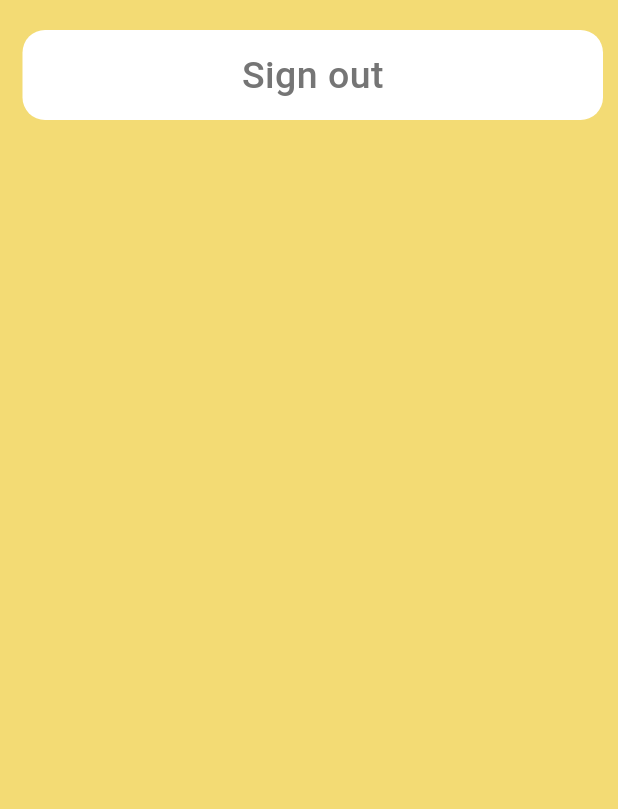
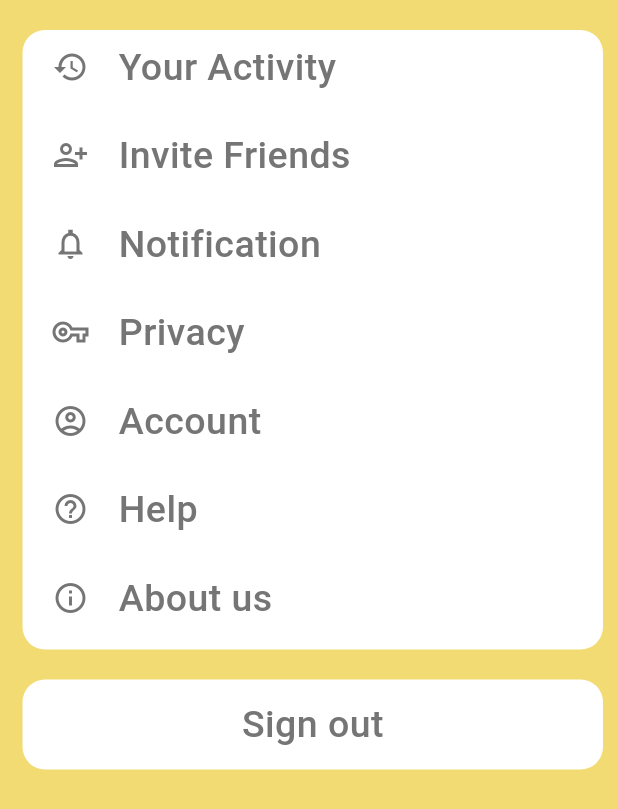
Before and after one commit to Chi-Bottle-Nguyen/farmtopia, a Flutter app: the Settings screen opened directly, on a phone screen of 412 x 824 dp. Shown: the top 809 px of the screen. Run offline on Flutter 3.47's test engine with Material 2 defaults, Android fonts, the phone set to English and light mode, and no system bars; our stand-ins replace bottom_navy_bar, firebase_auth, firebase_core, google_fonts; accounts and stored records are empty.

Commit message:
'feat: setting page ui'

```diff
--- a/farmtopia/lib/components/rounded_button.dart
+++ b/farmtopia/lib/components/rounded_button.dart
@@ -1,4 +1,33 @@
 import 'package:flutter/material.dart';
+
+class OptionTile extends StatelessWidget {
+  final String text;
+  final Icon icon;
+
+  const OptionTile({this.text, this.icon});
+
+  @override
+  Widget build(BuildContext context) {
+    return Row(
+      children: [
+        SizedBox(
+          width: 20.0,
+        ),
+        this.icon,
+        SizedBox(
+          width: 20.0,
+        ),
+        Text(this.text,
+            style: new TextStyle(
+              color: Colors.grey[600],
+              fontSize: 25.0,
+              fontWeight: FontWeight.w500,
+              letterSpacing: 0.3,
+            )),
+      ],
+    );
+  }
+}
 
 class RoundedButton extends StatelessWidget {
   final String text;
--- a/farmtopia/lib/pages/settings.dart
+++ b/farmtopia/lib/pages/settings.dart
@@ -1,3 +1,4 @@
+import 'package:farmtopia/components/rounded_button.dart';
 import 'package:flutter/material.dart';
 import 'package:firebase_auth/firebase_auth.dart';
 
@@ -8,6 +9,73 @@ class Settings extends StatelessWidget {
         backgroundColor: Color(0xFFF3DB74),
         body: ListView(
           children: [
+            Padding(
+              padding: EdgeInsets.only(left: 15.0, top: 20.0, right: 10.0),
+              child: Container(
+                decoration: BoxDecoration(
+                    color: Colors.white,
+                    borderRadius: BorderRadius.circular(15.0)),
+                child: Column(
+                  crossAxisAlignment: CrossAxisAlignment.start,
+                  children: [
+                    SizedBox(height: 10.0),
+                    OptionTile(
+                      icon: Icon(Icons.history, color: Colors.grey[600]),
+                      text: 'Your Activity',
+                    ),
+                    SizedBox(
+                      height: 30.0,
+                    ),
+                    OptionTile(
+                      icon: Icon(Icons.person_add_alt_1_outlined,
+                          color: Colors.grey[600]),
+                      text: 'Invite Friends',
+                    ),
+                    SizedBox(
+                      height: 30.0,
+                    ),
+                    OptionTile(
+                      icon: Icon(Icons.notifications_none_sharp,
+                          color: Colors.grey[600]),
+                      text: 'Notification',
+                    ),
+                    SizedBox(
+                      height: 30.0,
+                    ),
+                    OptionTile(
+                      icon:
+                          Icon(Icons.vpn_key_outlined, color: Colors.grey[600]),
+                      text: 'Privacy',
+                    ),
+                    SizedBox(
+                      height: 30.0,
+                    ),
+                    OptionTile(
+                      icon: Icon(Icons.account_circle_outlined,
+                          color: Colors.grey[600]),
+                      text: 'Account',
+                    ),
+                    SizedBox(
+                      height: 30.0,
+                    ),
+                    OptionTile(
+                      icon: Icon(Icons.help_outline, color: Colors.grey[600]),
+                      text: 'Help',
+                    ),
+                    SizedBox(
+                      height: 30.0,
+                    ),
+                    OptionTile(
+                      icon: Icon(Icons.info_outline, color: Colors.grey[600]),
+                      text: 'About us',
+                    ),
+                    SizedBox(
+                      height: 20.0,
+                    )
+                  ],
+                ),
+              ),
+            ),
             Padding(
                 padding: EdgeInsets.only(left: 15.0, top: 20.0, right: 10.0),
                 child: Container(
```
